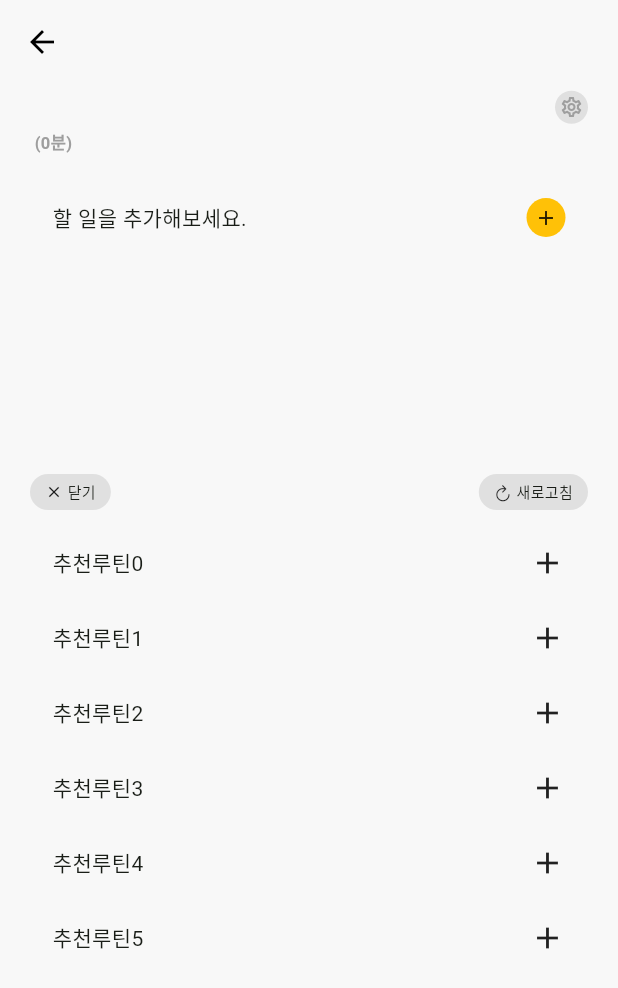
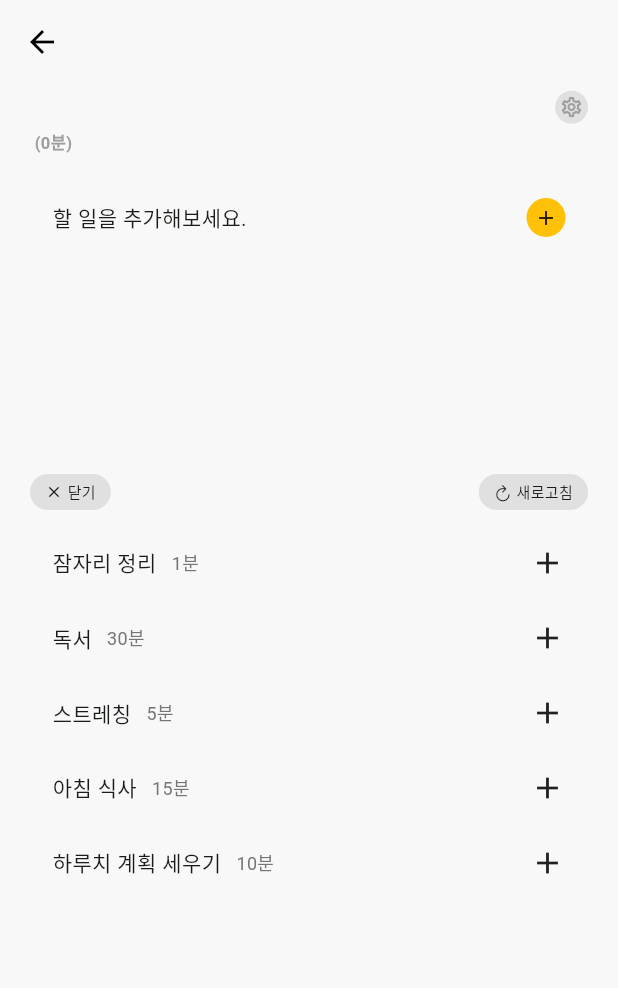
Before and after one commit to J1NWAN/routine_tree_app, a Flutter app: the RoutineDetailScreen screen opened by its route, on a phone screen of 412 x 824 dp. Shown: the top 988 px of the screen. Run offline on Flutter 3.47's test engine with Material 3 defaults, Android fonts, the phone set to English and light mode, and no system bars; our stand-ins replace flutter_riverpod, go_router, hive, hive_flutter, riverpod_annotation; missing offline and left inert: widgets_easier; accounts and stored records are empty; generated files the repository leaves out were written again.

Commit message:
feat: 추천 루틴 임시 데이터 및 등록 기능 추가

```diff
--- a/lib/screens/routine_detail_screen.dart
+++ b/lib/screens/routine_detail_screen.dart
@@ -17,7 +17,13 @@ class RoutineDetailScreen extends ConsumerStatefulWidget {
 
 class _RoutineDetailScreenState extends ConsumerState<RoutineDetailScreen> {
   final TextEditingController _nameController = TextEditingController();
-
+  final recommendationRoutine = [
+    {'title': '잠자리 정리', 'hours': 0, 'minutes': 1},
+    {'title': '독서', 'hours': 0, 'minutes': 30},
+    {'title': '스트레칭', 'hours': 0, 'minutes': 5},
+    {'title': '아침 식사', 'hours': 0, 'minutes': 15},
+    {'title': '하루치 계획 세우기', 'hours': 0, 'minutes': 10},
+  ];
   int selectedHours = 0;
   int selectedMinutes = 0;
 
@@ -200,7 +206,7 @@ class _RoutineDetailScreenState extends ConsumerState<RoutineDetailScreen> {
               ...routineDetailItems.map((item) => buildSavedRoutineWidget(item)),
 
               // 루틴 추가 컨테이너 위젯
-              buildRoutineWidget(null),
+              buildRoutineWidget(),
 
               const SizedBox(height: 150),
 
@@ -269,12 +275,12 @@ class _RoutineDetailScreenState extends ConsumerState<RoutineDetailScreen> {
                 ),
                 const SizedBox(height: 15),
                 Column(
-                  children: List.generate(6, (index) {
+                  children: recommendationRoutine.map<Widget>((routine) {
                     return Padding(
                       padding: const EdgeInsets.only(bottom: 10.0),
-                      child: buildRoutineWidget('추천루틴$index'),
+                      child: buildRecommendationWidget(routine),
                     );
-                  }),
+                  }).toList(),
                 ),
               ],
             ],
@@ -285,7 +291,7 @@ class _RoutineDetailScreenState extends ConsumerState<RoutineDetailScreen> {
   }
 
   // 루틴 위젯
-  Widget buildRoutineWidget(String? text) {
+  Widget buildRoutineWidget() {
     return Container(
       padding: const EdgeInsets.symmetric(horizontal: 15, vertical: 8),
       width: double.infinity,
@@ -299,9 +305,8 @@ class _RoutineDetailScreenState extends ConsumerState<RoutineDetailScreen> {
       child: Row(
         mainAxisAlignment: MainAxisAlignment.spaceBetween,
         children: [
-          Text(text ?? '할 일을 추가해보세요.'),
-          text == null
-              ? GestureDetector(
+          const Text('할 일을 추가해보세요.'),
+          GestureDetector(
             onTap: () => _showRoutineModal(context),
             child: Container(
               padding: const EdgeInsets.all(5),
@@ -315,12 +320,6 @@ class _RoutineDetailScreenState extends ConsumerState<RoutineDetailScreen> {
               ),
             ),
           )
-              : GestureDetector(
-                  onTap: () {
-                    print(text);
-                  },
-                  child: const Icon(Icons.add),
-                ),
         ],
       ),
     );
@@ -673,4 +672,60 @@ class _RoutineDetailScreenState extends ConsumerState<RoutineDetailScreen> {
       _editingItem = null; // 수정 아이템 초기화
     }
   }
+
+  // 추천 루틴 위젯
+  Widget buildRecommendationWidget(Map<String, dynamic> routine) {
+    String title = routine['title'];
+    int hours = routine['hours'];
+    int minutes = routine['minutes'];
+
+    String timeText = '';
+    if (hours > 0 && minutes > 0) {
+      timeText = '$hours시간 $minutes분';
+    } else if (hours > 0) {
+      timeText = '$hours시간';
+    } else if (minutes > 0) {
+      timeText = '$minutes분';
     }
+
+    return Container(
+      padding: const EdgeInsets.symmetric(horizontal: 15, vertical: 8),
+      width: double.infinity,
+      decoration: ShapeDecoration(
+        shape: DashedBorder(
+          dashSize: 3.0,
+          color: Colors.grey,
+          borderRadius: BorderRadius.circular(8),
+        ),
+      ),
+      child: Row(
+        mainAxisAlignment: MainAxisAlignment.spaceBetween,
+        children: [
+          Row(
+            children: [
+              Text(title),
+              const SizedBox(width: 10),
+              if (timeText.isNotEmpty)
+                Text(
+                  timeText,
+                  style: TextStyle(
+                    fontSize: 12,
+                    color: Colors.grey[600],
+                  ),
+                ),
+            ],
+          ),
+          GestureDetector(
+            onTap: () {
+              _nameController.text = title;
+              selectedHours = hours;
+              selectedMinutes = minutes;
+              _saveRoutineItem();
+            },
+            child: const Icon(Icons.add),
+          ),
+        ],
+      ),
+    );
+  }
+}
```
Lines whose indentation alone changed are shown as unchanged.
